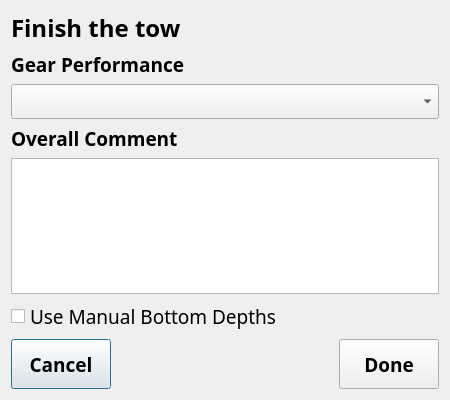
Qt form ui/DoneDlg.ui (aliciabillings-noaa/CLAMS) before a commit.
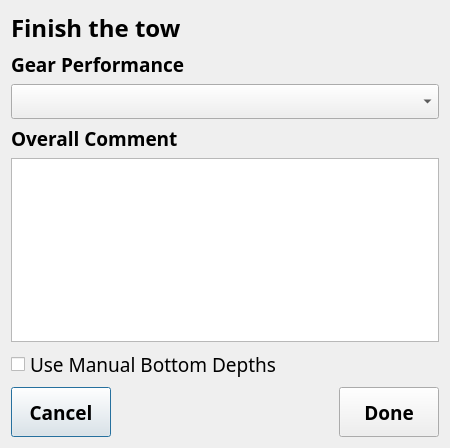
The same form after that commit.

Commit message: Adding avgs to CPS Events done dialog and removing some metadata values

```diff
--- a/ui/DoneDlg.ui
+++ b/ui/DoneDlg.ui
@@ -7,7 +7,7 @@
     <x>0</x>
     <y>0</y>
     <width>450</width>
-    <height>400</height>
+    <height>448</height>
    </rect>
   </property>
   <property name="minimumSize">
@@ -16,6 +16,11 @@
     <height>400</height>
    </size>
   </property>
+  <property name="font">
+   <font>
+    <family>Arial</family>
+   </font>
+  </property>
   <property name="windowTitle">
    <string>Finish Tow</string>
   </property>
```
Left out of the diff: 3 changed lines with no effect on the pictures. The commit also changes 10 other files.
